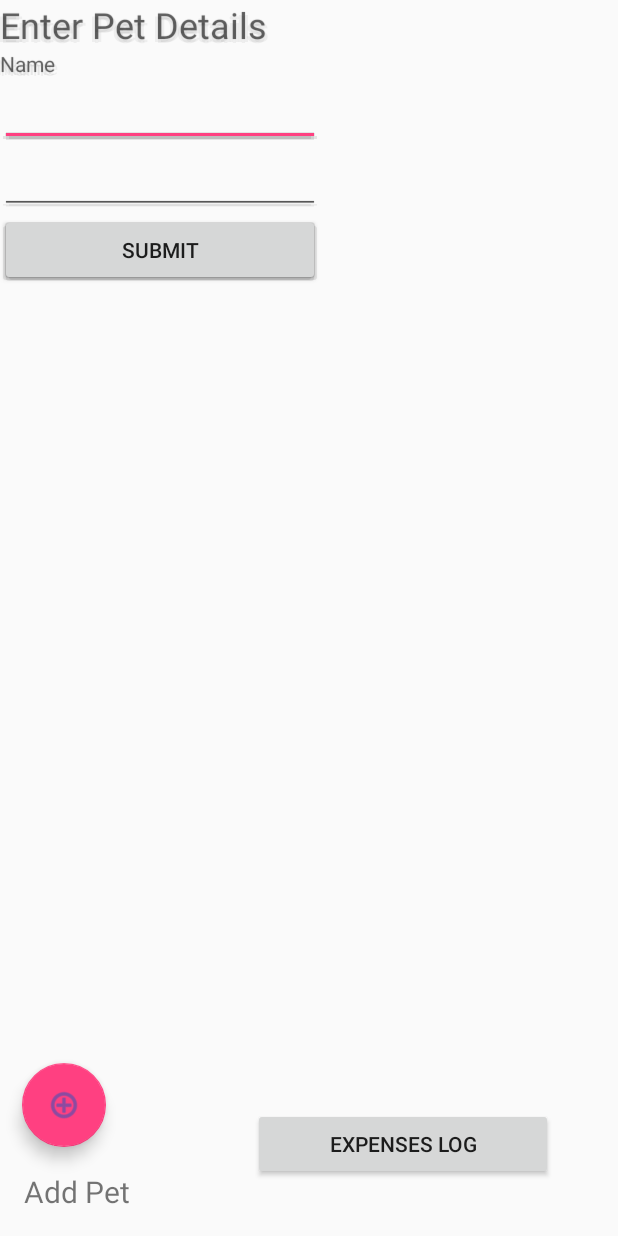
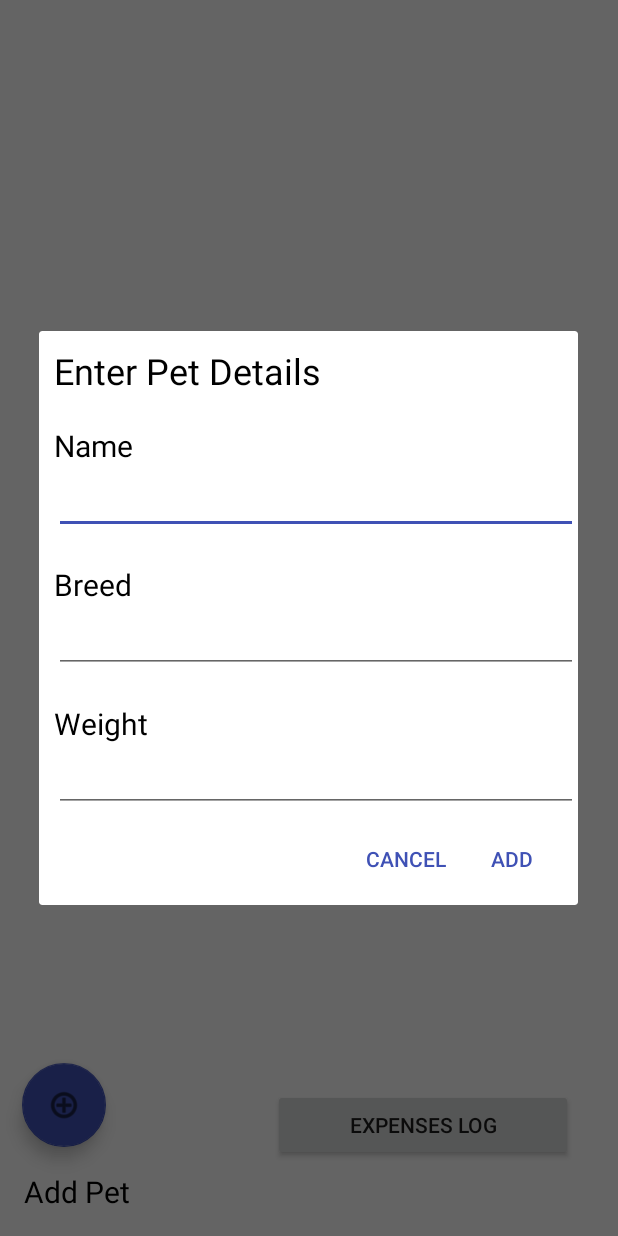
Before and after one commit to will1467/PetManagerApplication, an Android app: the screen it shows after launch (MainActivity), after a tap on an icon or button, on a phone screen of 412 x 824 dp. Run offline under Robolectric (Android 15) with nearby library versions, the phone set to English and light mode, and no system bars.

Commit message:
tidied up add pet dialog

```diff
--- a/app/src/main/AndroidManifest.xml
+++ b/app/src/main/AndroidManifest.xml
@@ -23,7 +23,7 @@
         <activity android:name=".FeedingActivity" />
         <activity android:name=".CalculatorActivity" />
         <activity android:name=".ExpensesActivity" />
-        <activity android:name=".WalkingActivity"></activity>
+        <activity android:name=".WalkingActivity"/>
 
         <receiver android:name="com.example.williamrussa3.petmanagerapplication.AlarmReceiver">
             <intent-filter>
--- a/app/src/main/java/com/example/williamrussa3/petmanagerapplication/MainActivity.java
+++ b/app/src/main/java/com/example/williamrussa3/petmanagerapplication/MainActivity.java
@@ -3,6 +3,7 @@ package com.example.williamrussa3.petmanagerapplication;
 import android.app.Activity;
 import android.app.Application;
 import android.content.Context;
+import android.content.DialogInterface;
 import android.content.Intent;
 import android.content.SharedPreferences;
 import android.media.Image;
@@ -13,6 +14,7 @@ import android.support.design.widget.FloatingActionButton;
 import android.support.design.widget.Snackbar;
 import android.support.v4.content.ContextCompat;
 import android.support.v4.util.ArraySet;
+import android.support.v7.app.AlertDialog;
 import android.support.v7.app.AppCompatActivity;
 import android.support.v7.widget.Toolbar;
 import android.util.Log;
@@ -73,7 +75,7 @@ public class MainActivity extends AppCompatActivity {
         addPetFab.setOnClickListener(new View.OnClickListener() {
             @Override
             public void onClick(View view) {
-                InitialiseAddPetPopUpWindow();
+                InitialiseAddPetDialog();
             }
 
         });
@@ -114,41 +116,31 @@ public class MainActivity extends AppCompatActivity {
     }
 
 
-    private void InitialiseAddPetPopUpWindow() {
-        LayoutInflater inflater = (LayoutInflater) getSystemService(Context.LAYOUT_INFLATER_SERVICE);
+    private void InitialiseAddPetDialog() {
+        LayoutInflater inflater = getLayoutInflater();
         View customView = inflater.inflate(R.layout.add_pet_layout, null);
 
-        final PopupWindow mPopUpWindow = new PopupWindow(customView, ViewGroup.LayoutParams.WRAP_CONTENT, ViewGroup.LayoutParams.WRAP_CONTENT);
-
-        mPopUpWindow.setFocusable(true);
-        mPopUpWindow.update();
-
-        mPopUpWindow.showAtLocation(customView, Gravity.CENTER, 0, 0);
-
-        Button mSubmitButton = (Button) customView.findViewById(R.id.submitButton);
-        mSubmitButton.setOnClickListener(new View.OnClickListener() {
-            @Override
-            public void onClick(View v) {
-                mPopUpWindow.dismiss();
-            }
-        });
         final EditText mPetNameEditText = (EditText) customView.findViewById(R.id.petName);
         final EditText mPetBreedEditText = (EditText) customView.findViewById(R.id.petBreed);
+        final EditText mPetWeightEditText = (EditText) customView.findViewById(R.id.petWeight);
 
-        mPopUpWindow.setOnDismissListener(new PopupWindow.OnDismissListener() {
+        AlertDialog dialog = new AlertDialog.Builder(this)
+                .setView(customView)
+                .setPositiveButton("Add", new DialogInterface.OnClickListener() {
                     @Override
-            public void onDismiss() {
-
-                if (mPetBreedEditText.getText() != null && mPetNameEditText.getText() != null) {
-                    Pet newPet = new Pet(mPetNameEditText.getText().toString(), mPetBreedEditText.getText().toString());
+                    public void onClick(DialogInterface dialog, int which) {
+                        if (mPetBreedEditText.getText() != null && mPetNameEditText.getText() != null && mPetWeightEditText.getText() != null) {
+                            double mPetWeight = Double.parseDouble(mPetWeightEditText.getText().toString());
+                            Pet newPet = new Pet(mPetNameEditText.getText().toString(), mPetBreedEditText.getText().toString(),mPetWeight);
                             PetList.add(newPet);
                             PopulatePetList();
                             SavePreferences();
-
                         }
                     }
-        });
-
+                    })
+                    .setNegativeButton("Cancel",null)
+                  .create();
+            dialog.show();
     }
 
     private void PopulatePetList() {
--- a/app/src/main/res/layout/activity_main.xml
+++ b/app/src/main/res/layout/activity_main.xml
@@ -22,14 +22,14 @@
         android:layout_height="wrap_content"
         android:text="Add Pet"
         android:textSize="20sp"
+        android:textColor="@android:color/black"
         app:layout_anchorGravity="bottom|center_horizontal"
         tools:layout_constraintBottom_creator="1"
         android:layout_marginStart="16dp"
         app:layout_constraintBottom_toBottomOf="parent"
         tools:layout_constraintLeft_creator="1"
         android:layout_marginBottom="16dp"
-        app:layout_constraintLeft_toLeftOf="parent"
-        android:layout_marginLeft="16dp" />
+        app:layout_constraintLeft_toLeftOf="parent" />
 
 
     <android.support.design.widget.FloatingActionButton
@@ -39,7 +39,7 @@
         android:layout_gravity="top|center_horizontal"
         android:layout_margin="@dimen/fab_margin"
         android:paddingBottom="30dp"
-        android:tint="@color/colorPrimary"
+        android:tint="@android:color/black"
         app:layout_anchorGravity="bottom|center_horizontal"
         app:srcCompat="@android:drawable/ic_menu_add"
         tools:layout_constraintRight_creator="1"
@@ -47,20 +47,21 @@
         app:layout_constraintBottom_toTopOf="@+id/add_pet_text"
         android:layout_marginEnd="13dp"
         app:layout_constraintRight_toRightOf="@+id/add_pet_text"
-        android:layout_marginBottom="9dp" />
+        android:layout_marginBottom="10dp" />
 
     <Button
         android:id="@+id/exp_log_btn"
         android:layout_width="200dp"
         android:layout_height="wrap_content"
-        android:layout_gravity="top|left"
-        android:layout_marginEnd="43dp"
+        android:layout_gravity="top|start"
+        android:layout_marginEnd="30dp"
         android:text="Expenses Log"
         app:layout_anchorGravity="bottom|right"
         tools:layout_constraintRight_creator="1"
         tools:layout_constraintBottom_creator="1"
         app:layout_constraintBottom_toBottomOf="parent"
         app:layout_constraintRight_toRightOf="parent"
-        android:layout_marginBottom="37dp" />
+        android:layout_marginBottom="50dp"
+        android:layout_marginRight="220dp" />
 
 </android.support.constraint.ConstraintLayout>
--- a/app/src/main/res/layout/add_pet_layout.xml
+++ b/app/src/main/res/layout/add_pet_layout.xml
@@ -1,46 +1,83 @@
 <?xml version="1.0" encoding="utf-8"?>
 <LinearLayout xmlns:android="http://schemas.android.com/apk/res/android"
-    android:layout_width="250dp"
-    android:layout_height="250dp"
+    android:layout_width="wrap_content"
+    android:layout_height="wrap_content"
     android:orientation="vertical">
 
     <TextView
         android:id="@+id/petTitle"
         android:layout_width="match_parent"
         android:layout_height="wrap_content"
+        android:layout_marginStart="10dp"
+        android:layout_marginTop="10dp"
         android:text="Enter Pet Details"
+        android:textColor="@android:color/black"
         android:textSize="24sp" />
 
     <TextView
         android:id="@+id/petNameTitle"
+        android:layout_marginStart="10dp"
         android:layout_width="match_parent"
         android:layout_height="wrap_content"
+        android:layout_marginTop="20dp"
+        android:labelFor="@+id/petName"
         android:text="Name"
-        android:labelFor="@+id/petName"/>
+        android:textColor="@android:color/black"
+        android:textSize="20sp" />
 
     <EditText
         android:id="@+id/petName"
+        android:layout_marginStart="10dp"
         android:layout_width="match_parent"
         android:layout_height="wrap_content"
-        android:ems="10"
+        android:ems="6"
+        android:focusable="true"
+        android:focusableInTouchMode="true"
         android:inputType="textPersonName"
-        android:text=""
-        android:focusable="true"
-        android:focusableInTouchMode="true"/>
+        android:text="" />
+
+    <TextView
+        android:id="@+id/petBreedTitle"
+        android:layout_marginStart="10dp"
+        android:layout_width="match_parent"
+        android:layout_height="wrap_content"
+        android:layout_marginTop="20dp"
+        android:labelFor="@+id/petName"
+        android:text="Breed"
+        android:textColor="@android:color/black"
+        android:textSize="20sp" />
 
     <EditText
         android:id="@+id/petBreed"
+        android:layout_marginStart="10dp"
         android:layout_width="match_parent"
         android:layout_height="wrap_content"
-        android:ems="10"
+        android:ems="6"
+        android:focusable="true"
+        android:focusableInTouchMode="true"
         android:inputType="textPersonName"
-        android:text=""
-        android:focusable="true"
-        android:focusableInTouchMode="true"/>
+        android:text="" />
 
-    <Button
-        android:id="@+id/submitButton"
+    <TextView
+        android:id="@+id/petWeightTitle"
+        android:layout_marginStart="10dp"
         android:layout_width="match_parent"
         android:layout_height="wrap_content"
-        android:text="Submit" />
+        android:layout_marginTop="20dp"
+        android:labelFor="@+id/petName"
+        android:text="Weight"
+        android:textColor="@android:color/black"
+        android:textSize="20sp" />
+
+    <EditText
+        android:id="@+id/petWeight"
+        android:layout_marginStart="10dp"
+        android:layout_width="match_parent"
+        android:layout_height="wrap_content"
+        android:ems="6"
+        android:focusable="true"
+        android:focusableInTouchMode="true"
+        android:inputType="numberDecimal"
+        android:text="" />
+
 </LinearLayout>
--- a/app/src/main/res/layout/list_single.xml
+++ b/app/src/main/res/layout/list_single.xml
@@ -12,7 +12,8 @@
             android:id="@+id/txt"
             android:layout_width="wrap_content"
             android:layout_height="50dp"
-            android:textSize="20dp"/>
+            android:textSize="20sp"
+            android:textColor="@android:color/black"/>
 
     </TableRow>
 </TableLayout>
--- a/app/src/main/res/layout/row_adapter.xml
+++ b/app/src/main/res/layout/row_adapter.xml
@@ -6,6 +6,8 @@
         android:id="@+id/task_title"
         android:text=""
         android:textSize="20sp"
+        android:textColor="@android:color/black"
+        android:layout_marginTop="10dp"
         android:layout_alignParentLeft="true"
         android:layout_alignParentStart="true"
         android:layout_width="wrap_content"
--- a/app/src/main/res/layout/row_main.xml
+++ b/app/src/main/res/layout/row_main.xml
@@ -14,8 +14,8 @@
 
     <Button
         android:id="@+id/btnDelete"
-        android:layout_width="35dp"
-        android:layout_height="35dp"
+        android:layout_width="70dp"
+        android:layout_height="65dp"
         android:layout_alignParentEnd="true"
         android:layout_alignParentRight="true"
         android:background="@android:drawable/ic_delete"
--- a/app/src/main/res/values/styles.xml
+++ b/app/src/main/res/values/styles.xml
@@ -5,7 +5,7 @@
         <!-- Customize your theme here. -->
         <item name="colorPrimary">@color/colorPrimary</item>
         <item name="colorPrimaryDark">@color/colorPrimaryDark</item>
-        <item name="colorAccent">@color/colorAccent</item>
+        <item name="colorAccent">@color/colorPrimary</item>
     </style>
 
     <style name="AppTheme.NoActionBar">
```
Also changed, not shown: app/src/main/java/com/example/williamrussa3/petmanagerapplication/Pet.java (+7 -1 lines), app/src/main/res/layout/delete_pet_layout.xml (deleted, +0 -27 lines). Lines whose indentation alone changed are shown as unchanged.
